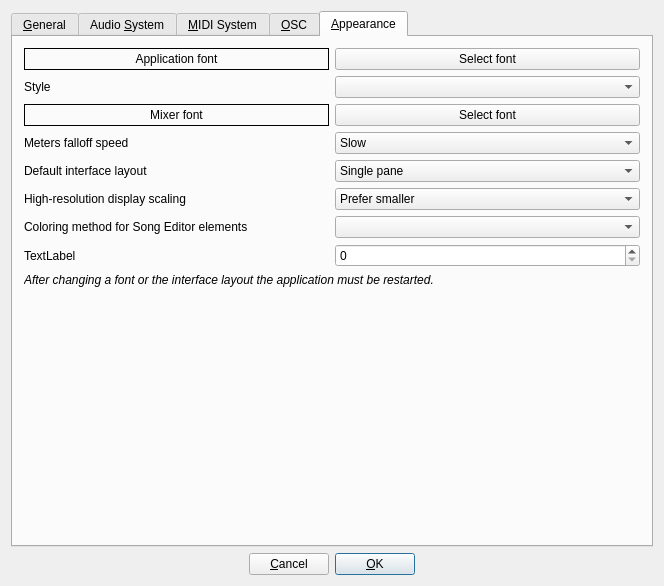
Old version of the form src/gui/src/PreferencesDialog_UI.ui in the repository hydrogen-music/hydrogen.
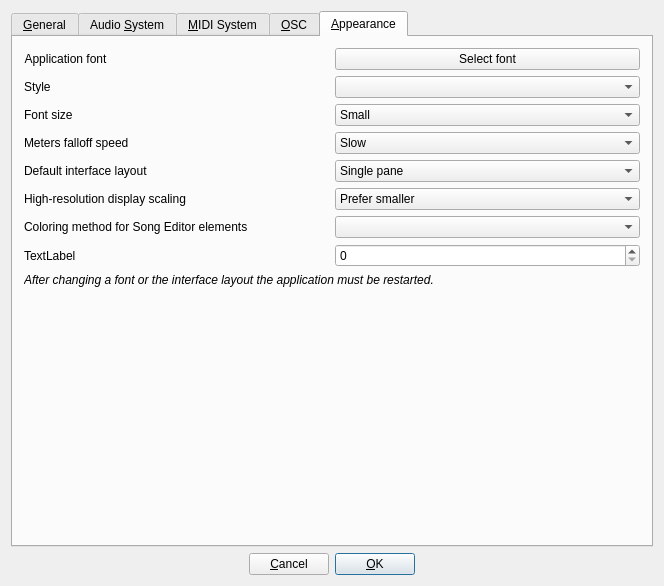
New version of the form. The open tabs and pages were chosen to show the change. Custom widgets are drawn as their Qt base class.

Commit message:
remove mixer font, point size & introduce font size
The Mixer font has been remove from the Preferences all together. Instead, the mixer will use the Application font as well.

The point size set for the Application font wont the stored or used anymore. Instead, a new member in Preferences has been introduced called `FontSize`. This will enable the user to choose between small, normal, and large characters. Which point size correspond to which option is up to us to fine tune.

```diff
--- a/src/gui/src/PreferencesDialog_UI.ui
+++ b/src/gui/src/PreferencesDialog_UI.ui
@@ -984,7 +984,7 @@
       <layout class="QVBoxLayout" name="verticalLayout_6">
        <item>
         <layout class="QGridLayout">
-         <item row="0" column="0">
+         <item row="0" column="0" alignment="Qt::AlignLeft">
           <widget class="QLabel" name="applicationFontLbl">
            <property name="minimumSize">
             <size>
@@ -993,7 +993,7 @@
             </size>
            </property>
            <property name="frameShape">
-            <enum>QFrame::Box</enum>
+            <enum>QFrame::NoFrame</enum>
            </property>
            <property name="text">
             <string>Application font</string>
@@ -1030,19 +1030,6 @@
        </item>
        <item>
         <layout class="QGridLayout">
-         <item row="0" column="1">
-          <widget class="QPushButton" name="selectMixerFontBtn">
-           <property name="minimumSize">
-            <size>
-             <width>0</width>
-             <height>22</height>
-            </size>
-           </property>
-           <property name="text">
-            <string>Select font</string>
-           </property>
-          </widget>
-         </item>
          <item row="1" column="0">
           <widget class="QLabel" name="textLabel1">
            <property name="minimumSize">
@@ -1082,28 +1069,29 @@
           </widget>
          </item>
          <item row="0" column="0">
-          <widget class="QLabel" name="mixerFontLbl">
-           <property name="minimumSize">
-            <size>
-             <width>0</width>
-             <height>22</height>
-            </size>
-           </property>
-           <property name="frameShape">
-            <enum>QFrame::Box</enum>
-           </property>
-           <property name="midLineWidth">
-            <number>0</number>
-           </property>
+          <widget class="QLabel" name="fontSizeLabel">
            <property name="text">
-            <string>Mixer font</string>
+            <string>Font size</string>
            </property>
-           <property name="alignment">
-            <set>Qt::AlignCenter</set>
-           </property>
-           <property name="margin">
-            <number>0</number>
-           </property>
+          </widget>
+         </item>
+         <item row="0" column="1">
+          <widget class="QComboBox" name="fontSizeComboBox">
+           <item>
+            <property name="text">
+             <string>Small</string>
+            </property>
+           </item>
+           <item>
+            <property name="text">
+             <string>Normal</string>
+            </property>
+           </item>
+           <item>
+            <property name="text">
+             <string>Large</string>
+            </property>
+           </item>
           </widget>
          </item>
         </layout>
```
Left out of the diff: 2 changed lines with no effect on the pictures. The commit also changes 14 other files.
